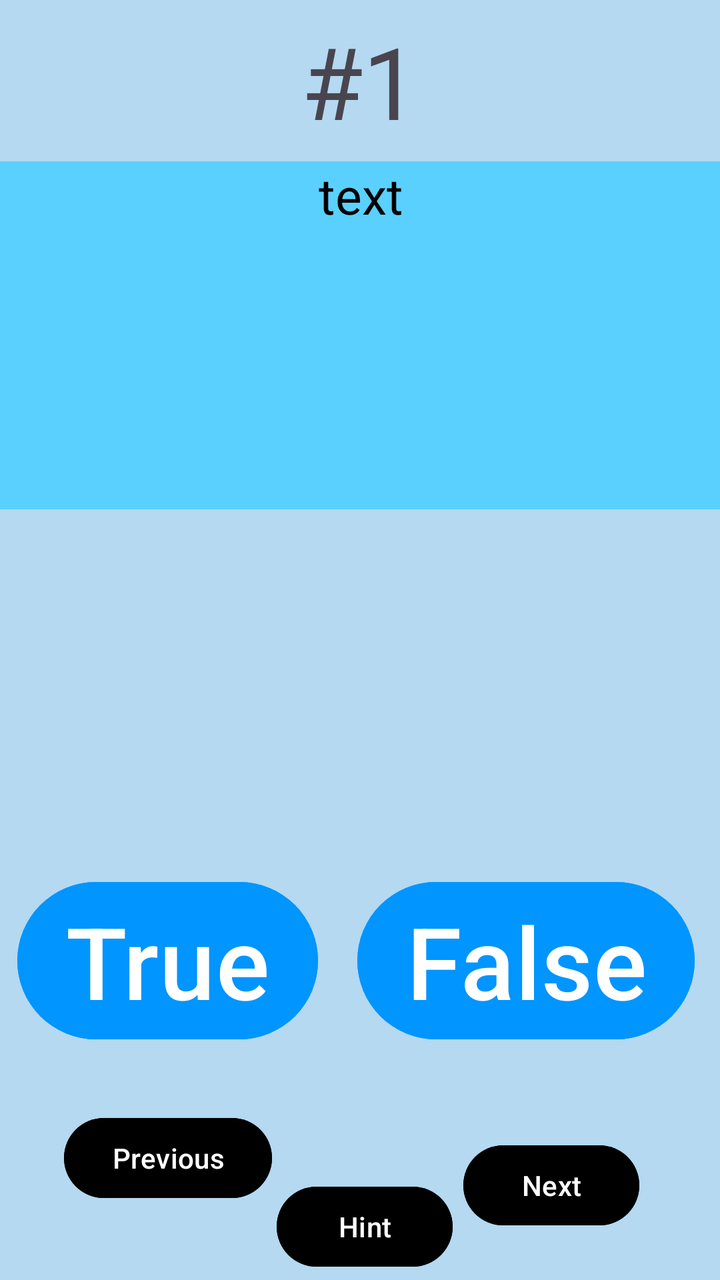
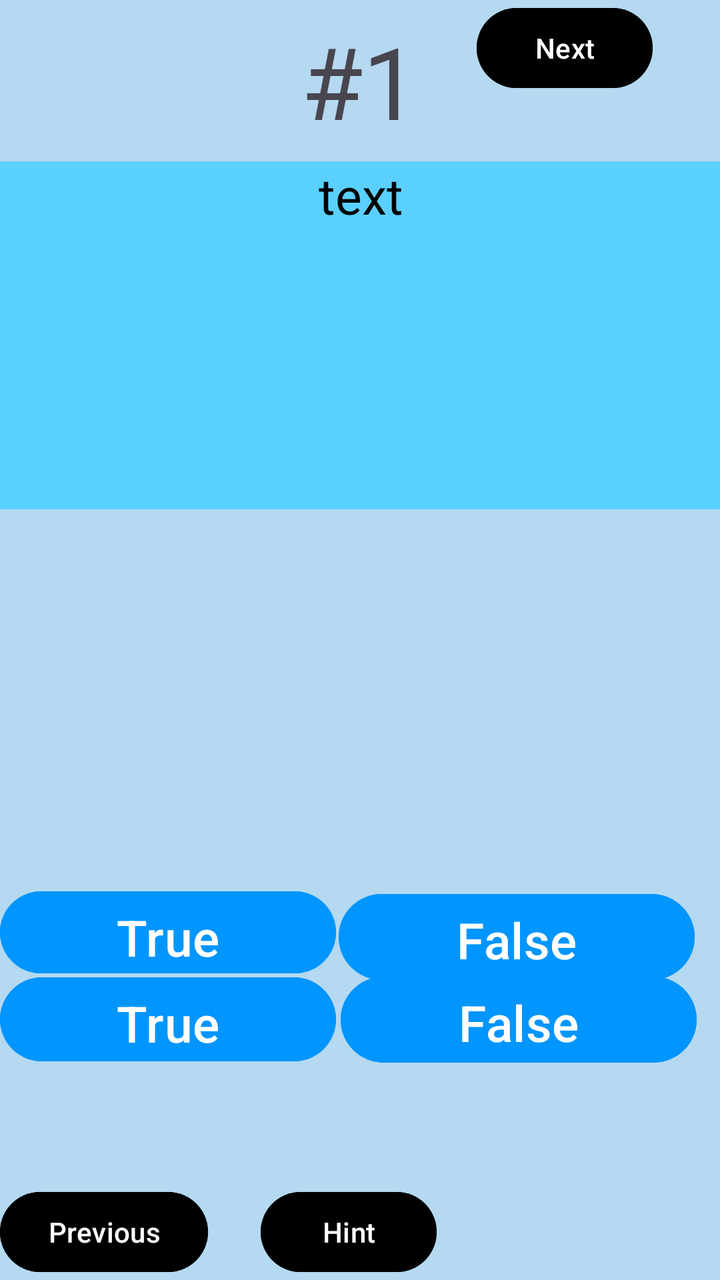

Before-and-after screenshots of an Android layout around one commit, followed by the original layout XML and the change that was made.
<!-- AndroidManifest.xml: application theme Theme.QuizAppPeriodic_tableNB -->
<!-- res/layout/activity_main.xml -->
<?xml version="1.0" encoding="utf-8"?>
<androidx.constraintlayout.widget.ConstraintLayout xmlns:android="http://schemas.android.com/apk/res/android"
    xmlns:app="http://schemas.android.com/apk/res-auto"
    xmlns:tools="http://schemas.android.com/tools"
    android:id="@+id/main"
    android:layout_width="match_parent"
    android:layout_height="match_parent"
    tools:context=".MainActivity"
    android:background="@color/TextBg">

    <TextView
        android:id="@+id/QuestionNumber"
        android:layout_width="wrap_content"
        android:layout_height="wrap_content"
        android:text="@string/QuestionNum"
        android:textSize="50sp"
        app:layout_constraintBottom_toTopOf="@+id/Question"
        app:layout_constraintEnd_toEndOf="@+id/Question"
        app:layout_constraintStart_toStartOf="@+id/Question"
        app:layout_constraintTop_toTopOf="parent" />

    <TextView
        android:id="@+id/Question"
        android:layout_width="384dp"
        android:layout_height="174dp"
        android:background="@color/backgroundBlue"
        android:outlineProvider="background"
        android:text="text"
        android:textAlignment="center"
        android:textColor="@color/black"
        android:textSize="25sp"
        app:layout_constraintBottom_toBottomOf="parent"
        app:layout_constraintEnd_toEndOf="parent"
        app:layout_constraintStart_toStartOf="parent"
        app:layout_constraintTop_toTopOf="parent"
        app:layout_constraintVertical_bias="0.173"
        tools:ignore="HardcodedText" />

    <Button
        android:id="@+id/True"
        android:layout_width="wrap_content"
        android:layout_height="wrap_content"
        android:text="@string/TrueButton"
        android:textSize="50sp"
        app:layout_constraintBottom_toBottomOf="parent"
        app:layout_constraintEnd_toStartOf="@+id/False"
        app:layout_constraintHorizontal_bias="0.305"
        app:layout_constraintStart_toStartOf="parent"
        app:layout_constraintTop_toBottomOf="@+id/Question"
        app:layout_constraintVertical_bias="0.611"
        android:backgroundTint="@color/blue"/>

    <Button
        android:id="@+id/False"
        android:layout_width="wrap_content"
        android:layout_height="wrap_content"
        android:backgroundTint="@color/blue"
        android:text="@string/FalseButton"
        android:textSize="50sp"
        app:layout_constraintBottom_toBottomOf="parent"
        app:layout_constraintEnd_toEndOf="parent"
        app:layout_constraintHorizontal_bias="0.934"
        app:layout_constraintStart_toStartOf="parent"
        app:layout_constraintTop_toBottomOf="@+id/Question"
        app:layout_constraintVertical_bias="0.61" />

    <ImageView
        android:layout_width="wrap_content"
        android:layout_height="wrap_content"
        app:layout_constraintBottom_toBottomOf="parent"
        app:layout_constraintEnd_toEndOf="parent"
        app:layout_constraintStart_toStartOf="parent"
        app:layout_constraintTop_toTopOf="parent"  />


    <Button
        android:id="@+id/nextButton"
        android:layout_width="wrap_content"
        android:layout_height="wrap_content"
        android:layout_marginTop="44dp"
        android:backgroundTint="@color/black"
        android:text="@string/next"
        app:layout_constraintBottom_toBottomOf="parent"
        app:layout_constraintEnd_toEndOf="parent"
        app:layout_constraintHorizontal_bias="0.703"
        app:layout_constraintStart_toEndOf="@+id/previousButton"
        app:layout_constraintTop_toBottomOf="@+id/False"
        app:layout_constraintVertical_bias="0.037" />

    <ImageView
        android:id="@+id/imageView"
        android:layout_width="386dp"
        android:layout_height="203dp"
        android:layout_marginTop="1dp"
        app:layout_constraintBottom_toTopOf="@+id/False"
        app:layout_constraintEnd_toEndOf="parent"
        app:layout_constraintStart_toStartOf="parent"
        app:layout_constraintTop_toBottomOf="@+id/Question"
        />

    <Button
        android:id="@+id/previousButton"
        android:layout_width="wrap_content"
        android:layout_height="wrap_content"
        android:backgroundTint="@color/black"
        android:text="@string/PreviousButton"
        app:layout_constraintBottom_toBottomOf="parent"
        app:layout_constraintEnd_toEndOf="@+id/True"
        app:layout_constraintStart_toStartOf="@+id/True"
        app:layout_constraintTop_toBottomOf="@+id/True"
        app:layout_constraintVertical_bias="0.459" />

    <Button
        android:id="@+id/hintButton"
        android:layout_width="wrap_content"
        android:layout_height="wrap_content"
        android:backgroundTint="@color/black"
        android:text="Hint"
        app:layout_constraintBottom_toBottomOf="parent"
        app:layout_constraintEnd_toStartOf="@+id/nextButton"
        app:layout_constraintHorizontal_bias="0.303"
        app:layout_constraintStart_toEndOf="@+id/previousButton"
        app:layout_constraintTop_toBottomOf="@+id/False"
        app:layout_constraintVertical_bias="0.959"
        tools:ignore="HardcodedText" />

</androidx.constraintlayout.widget.ConstraintLayout>
<!-- resources referenced by this layout -->
<resources>
  <color name="TextBg">#b4d9f0</color>
  <color name="backgroundBlue">#5AD0FF</color>
  <color name="black">#FF000000</color>
  <color name="blue">#0095FF</color>
  <string name="FalseButton">False</string>
  <string name="PreviousButton">Previous</string>
  <string name="QuestionNum">#1</string>
  <string name="TrueButton">True</string>
  <string name="next">Next</string>
  <style name="Theme.QuizAppPeriodic_tableNB" parent="Base.Theme.QuizAppPeriodic_tableNB" />
  <style name="Base.Theme.QuizAppPeriodic_tableNB" parent="Theme.Material3.DayNight.NoActionBar">
          
          
      </style>
</resources>

<!-- the commit's change to res/layout/activity_main.xml (unified diff, before → after) -->
@@ -37,32 +37,59 @@
         tools:ignore="HardcodedText" />
 
     <Button
-        android:id="@+id/True"
-        android:layout_width="wrap_content"
-        android:layout_height="wrap_content"
+        android:id="@+id/Button1"
+        android:layout_width="168dp"
+        android:layout_height="49dp"
+        android:backgroundTint="@color/blue"
         android:text="@string/TrueButton"
-        android:textSize="50sp"
+        android:textSize="25sp"
         app:layout_constraintBottom_toBottomOf="parent"
         app:layout_constraintEnd_toStartOf="@+id/False"
-        app:layout_constraintHorizontal_bias="0.305"
+        app:layout_constraintHorizontal_bias="0.288"
         app:layout_constraintStart_toStartOf="parent"
         app:layout_constraintTop_toBottomOf="@+id/Question"
-        app:layout_constraintVertical_bias="0.611"
-        android:backgroundTint="@color/blue"/>
+        app:layout_constraintVertical_bias="0.556" />
 
     <Button
-        android:id="@+id/False"
-        android:layout_width="wrap_content"
-        android:layout_height="wrap_content"
+        android:id="@+id/Button2"
+        android:layout_width="168dp"
+        android:layout_height="50dp"
+        android:backgroundTint="@color/blue"
+        android:text="@string/TrueButton"
+        android:textSize="25sp"
+        app:layout_constraintBottom_toBottomOf="parent"
+        app:layout_constraintEnd_toStartOf="@+id/False"
+        app:layout_constraintHorizontal_bias="0.288"
+        app:layout_constraintStart_toStartOf="parent"
+        app:layout_constraintTop_toBottomOf="@+id/Question"
+        app:layout_constraintVertical_bias="0.686" />
+
+    <Button
+        android:id="@+id/Button4"
+        android:layout_width="178dp"
+        android:layout_height="51dp"
         android:backgroundTint="@color/blue"
         android:text="@string/FalseButton"
-        android:textSize="50sp"
+        android:textSize="25sp"
         app:layout_constraintBottom_toBottomOf="parent"
         app:layout_constraintEnd_toEndOf="parent"
-        app:layout_constraintHorizontal_bias="0.934"
+        app:layout_constraintHorizontal_bias="0.935"
         app:layout_constraintStart_toStartOf="parent"
         app:layout_constraintTop_toBottomOf="@+id/Question"
-        app:layout_constraintVertical_bias="0.61" />
+        app:layout_constraintVertical_bias="0.687" />
+    <Button
+        android:id="@+id/Button3"
+        android:layout_width="178dp"
+        android:layout_height="51dp"
+        android:backgroundTint="@color/blue"
+        android:text="@string/FalseButton"
+        android:textSize="25sp"
+        app:layout_constraintBottom_toBottomOf="parent"
+        app:layout_constraintEnd_toEndOf="parent"
+        app:layout_constraintHorizontal_bias="0.931"
+        app:layout_constraintStart_toStartOf="parent"
+        app:layout_constraintTop_toBottomOf="@+id/Question"
+        app:layout_constraintVertical_bias="0.563" />
 
     <ImageView
         android:layout_width="wrap_content"
@@ -77,15 +104,12 @@
         android:id="@+id/nextButton"
         android:layout_width="wrap_content"
         android:layout_height="wrap_content"
-        android:layout_marginTop="44dp"
         android:backgroundTint="@color/black"
         android:text="@string/next"
-        app:layout_constraintBottom_toBottomOf="parent"
         app:layout_constraintEnd_toEndOf="parent"
-        app:layout_constraintHorizontal_bias="0.703"
+        app:layout_constraintHorizontal_bias="0.8"
         app:layout_constraintStart_toEndOf="@+id/previousButton"
-        app:layout_constraintTop_toBottomOf="@+id/False"
-        app:layout_constraintVertical_bias="0.037" />
+        tools:layout_editor_absoluteY="619dp" />
 
     <ImageView
         android:id="@+id/imageView"
@@ -94,9 +118,10 @@
         android:layout_marginTop="1dp"
         app:layout_constraintBottom_toTopOf="@+id/False"
         app:layout_constraintEnd_toEndOf="parent"
+        app:layout_constraintHorizontal_bias="0.48"
         app:layout_constraintStart_toStartOf="parent"
         app:layout_constraintTop_toBottomOf="@+id/Question"
-        />
+        app:layout_constraintVertical_bias="0.076" />
 
     <Button
         android:id="@+id/previousButton"
@@ -106,9 +131,10 @@
         android:text="@string/PreviousButton"
         app:layout_constraintBottom_toBottomOf="parent"
         app:layout_constraintEnd_toEndOf="@+id/True"
+        app:layout_constraintHorizontal_bias="0.0"
         app:layout_constraintStart_toStartOf="@+id/True"
         app:layout_constraintTop_toBottomOf="@+id/True"
-        app:layout_constraintVertical_bias="0.459" />
+        app:layout_constraintVertical_bias="0.526" />
 
     <Button
         android:id="@+id/hintButton"
@@ -118,10 +144,10 @@
         android:text="Hint"
         app:layout_constraintBottom_toBottomOf="parent"
         app:layout_constraintEnd_toStartOf="@+id/nextButton"
-        app:layout_constraintHorizontal_bias="0.303"
+        app:layout_constraintHorizontal_bias="0.565"
         app:layout_constraintStart_toEndOf="@+id/previousButton"
         app:layout_constraintTop_toBottomOf="@+id/False"
-        app:layout_constraintVertical_bias="0.959"
+        app:layout_constraintVertical_bias="0.8"
         tools:ignore="HardcodedText" />
 
 </androidx.constraintlayout.widget.ConstraintLayout>
